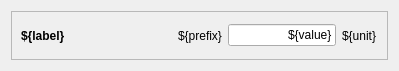
The window that gui/settingFormatter.ui (ssoham/Q0Measurement) describes before a commit, drawn with Qt 5.
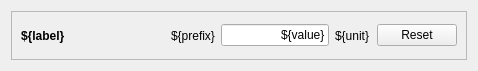
The same window after the commit.

Commit message: converted settings to template repeaters and started calibration dialogue

```diff
--- a/gui/settingFormatter.ui
+++ b/gui/settingFormatter.ui
@@ -6,7 +6,7 @@
    <rect>
     <x>0</x>
     <y>0</y>
-    <width>399</width>
+    <width>478</width>
     <height>71</height>
    </rect>
   </property>
@@ -106,6 +106,13 @@
         </property>
        </widget>
       </item>
+      <item>
+       <widget class="QPushButton" name="pushButton">
+        <property name="text">
+         <string>Reset</string>
+        </property>
+       </widget>
+      </item>
      </layout>
     </widget>
    </item>
```
The commit also changes 10 other files.
